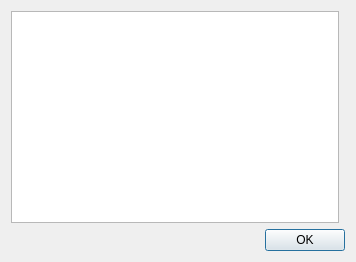
This is playlist.ui in pedrolcl/dmidiplayer as Qt 5 draws it before an edit. The edited form follows.
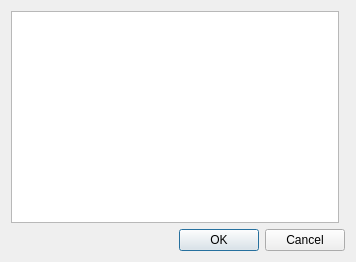
This is the edited form.

What changed in the file:
```diff
--- a/playlist.ui
+++ b/playlist.ui
@@ -43,7 +43,7 @@
    <item row="1" column="0" colspan="3">
     <widget class="QDialogButtonBox" name="dialogButtons">
      <property name="standardButtons">
-      <set>QDialogButtonBox::Ok</set>
+      <set>QDialogButtonBox::Cancel|QDialogButtonBox::Ok</set>
      </property>
     </widget>
    </item>
```
